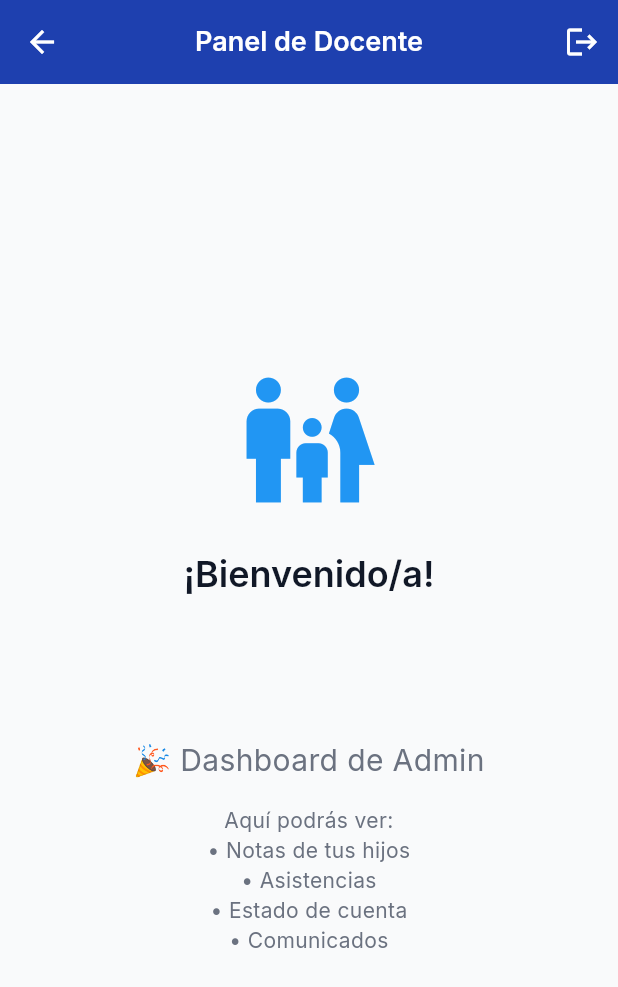
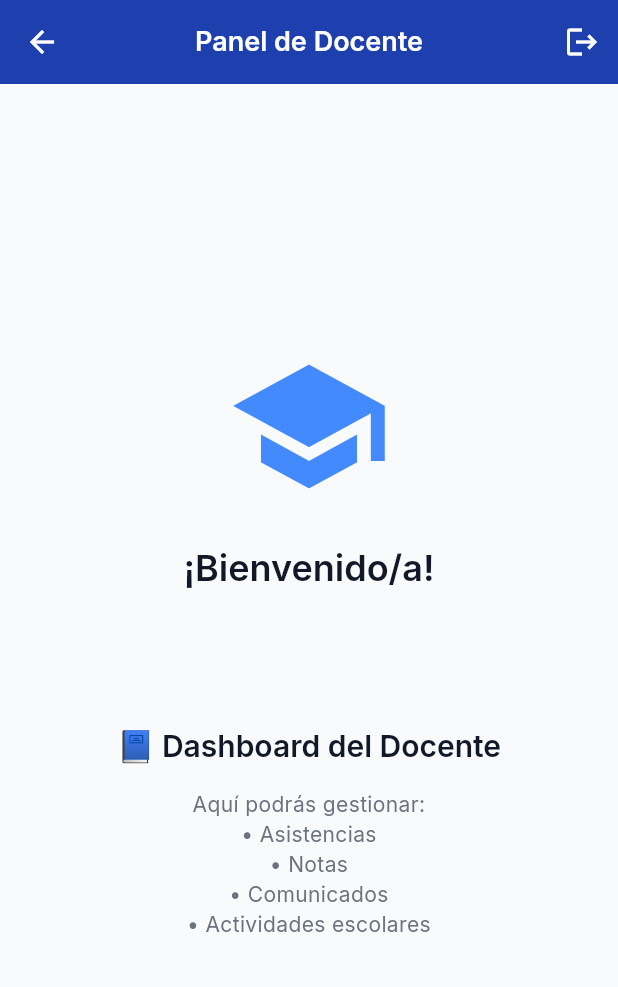
Before and after one commit to RennzoxD/colegio_app, a Flutter app: the TeacherDashboard screen opened directly, on a phone screen of 412 x 824 dp. Shown: the top 987 px of the screen. Run offline on Flutter 3.47's test engine with Material 3 defaults, Android fonts, the light colour scheme and no system bars; our stand-ins replace google_fonts; accounts and stored records are empty.

Commit message:
2
mejora de teacher

```diff
--- a/lib/presentation/screens/teacher/teacher_dashboard.dart
+++ b/lib/presentation/screens/teacher/teacher_dashboard.dart
@@ -3,14 +3,21 @@ import 'package:provider/provider.dart';
 import '../../providers/auth_provider.dart';
 import '../auth/login_screen.dart';
 
-/// Dashboard para Padres/Tutores
+/// Dashboard para Docentes
 class TeacherDashboard extends StatelessWidget {
   const TeacherDashboard({super.key});
 
   @override
   Widget build(BuildContext context) {
-    final authProvider = Provider.of<AuthProvider>(context);
-    final user = authProvider.currentUser!;
+    return Consumer<AuthProvider>(
+      builder: (_, authProvider, __) {
+        final user = authProvider.currentUser;
+
+        if (user == null) {
+          return const Scaffold(
+            body: Center(child: CircularProgressIndicator()),
+          );
+        }
 
         return Scaffold(
           appBar: AppBar(
@@ -20,52 +27,85 @@ class TeacherDashboard extends StatelessWidget {
                 icon: const Icon(Icons.logout),
                 onPressed: () async {
                   await authProvider.logout();
+
                   if (context.mounted) {
-                Navigator.of(context).pushReplacement(
-                  MaterialPageRoute(builder: (_) => const LoginScreen()),
+                    Navigator.pushReplacement(
+                      context,
+                      MaterialPageRoute(
+                        builder: (_) => const LoginScreen(),
+                      ),
                     );
                   }
                 },
               ),
             ],
           ),
-      body: Center(
+          body: _DashboardContent(user: user),
+        );
+      },
+    );
+  }
+}
+
+class _DashboardContent extends StatelessWidget {
+  final dynamic user;
+
+  const _DashboardContent({required this.user});
+
+  @override
+  Widget build(BuildContext context) {
+    return Center(
+      child: SingleChildScrollView(
+        padding: const EdgeInsets.symmetric(horizontal: 24),
         child: Column(
           mainAxisAlignment: MainAxisAlignment.center,
           children: [
             const Icon(
-              Icons.family_restroom,
-              size: 100,
-              color: Colors.blue,
+              Icons.school,
+              size: 110,
+              color: Colors.blueAccent,
             ),
             const SizedBox(height: 24),
+
+            // Saludo
             Text(
               '¡Bienvenido/a!',
               style: Theme.of(context).textTheme.headlineMedium,
             ),
             const SizedBox(height: 8),
+
             Text(
               user.name,
               style: Theme.of(context).textTheme.titleLarge,
             ),
-            const SizedBox(height: 8),
+            const SizedBox(height: 4),
+
             Text(
               user.email,
               style: Theme.of(context).textTheme.bodyMedium,
             ),
+
             const SizedBox(height: 32),
-            const Text(
-              '🎉 Dashboard de Admin',
-              style: TextStyle(fontSize: 20),
+
+            // Título del dashboard
+            Text(
+              '📘 Dashboard del Docente',
+              style: Theme.of(context).textTheme.titleLarge,
             ),
+
             const SizedBox(height: 16),
-            const Padding(
-              padding: EdgeInsets.symmetric(horizontal: 32),
-              child: Text(
-                'Aquí podrás ver:\n• Notas de tus hijos\n• Asistencias\n• Estado de cuenta\n• Comunicados',
+
+            Text(
+              'Aquí podrás gestionar:\n'
+              '• Asistencias\n'
+              '• Notas\n'
+              '• Comunicados\n'
+              '• Actividades escolares',
               textAlign: TextAlign.center,
+              style: Theme.of(context).textTheme.bodyMedium,
             ),
-            ),
+
+            const SizedBox(height: 24),
           ],
         ),
       ),
```
Also changed, not shown: pubspec.lock (added). Lines whose indentation alone changed are shown as unchanged.
